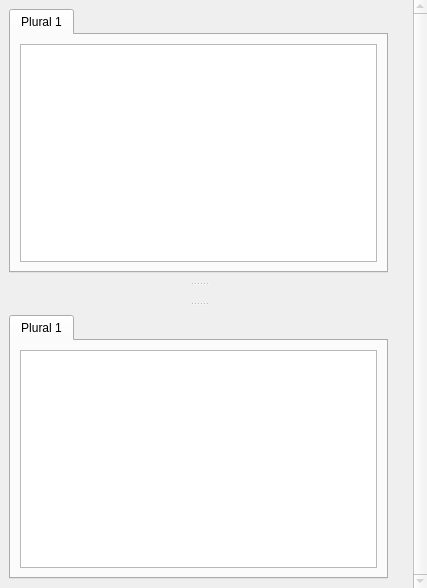
Above: pootling/ui/TUview.ui from cc-archive/pootle before the change. Below: the same form after it.
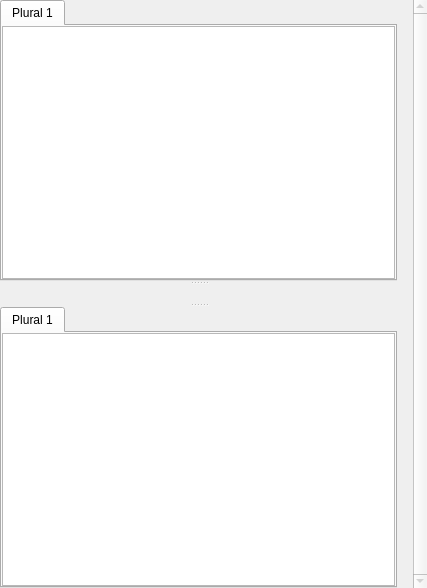
That is the form after the change. The open tabs and pages were chosen to show the change. Icons and pictures are not drawn.

```diff
--- a/pootling/ui/TUview.ui
+++ b/pootling/ui/TUview.ui
@@ -101,10 +101,10 @@
       <widget class="QWidget" name="page2" >
        <layout class="QGridLayout" >
         <property name="margin" >
-         <number>9</number>
+         <number>0</number>
         </property>
         <property name="spacing" >
-         <number>6</number>
+         <number>0</number>
         </property>
         <item row="0" column="0" >
          <widget class="QTabWidget" name="tabWidgetSource" >
@@ -117,10 +117,10 @@
            </attribute>
            <layout class="QGridLayout" >
             <property name="margin" >
-             <number>9</number>
+             <number>0</number>
             </property>
             <property name="spacing" >
-             <number>6</number>
+             <number>0</number>
             </property>
             <item row="0" column="0" >
              <widget class="QTextEdit" name="txtPluralSource1" />
@@ -657,10 +657,10 @@
       <widget class="QWidget" name="page4" >
        <layout class="QGridLayout" >
         <property name="margin" >
-         <number>9</number>
+         <number>0</number>
         </property>
         <property name="spacing" >
-         <number>6</number>
+         <number>0</number>
         </property>
         <item row="0" column="0" >
          <widget class="QTabWidget" name="tabWidgetTarget" >
@@ -673,10 +673,10 @@
            </attribute>
            <layout class="QGridLayout" >
             <property name="margin" >
-             <number>9</number>
+             <number>0</number>
             </property>
             <property name="spacing" >
-             <number>6</number>
+             <number>0</number>
             </property>
             <item row="0" column="0" >
              <widget class="QTextEdit" name="txtPluralTarget1" />
```
Left out of the diff: 40 changed lines with no effect on the pictures.
